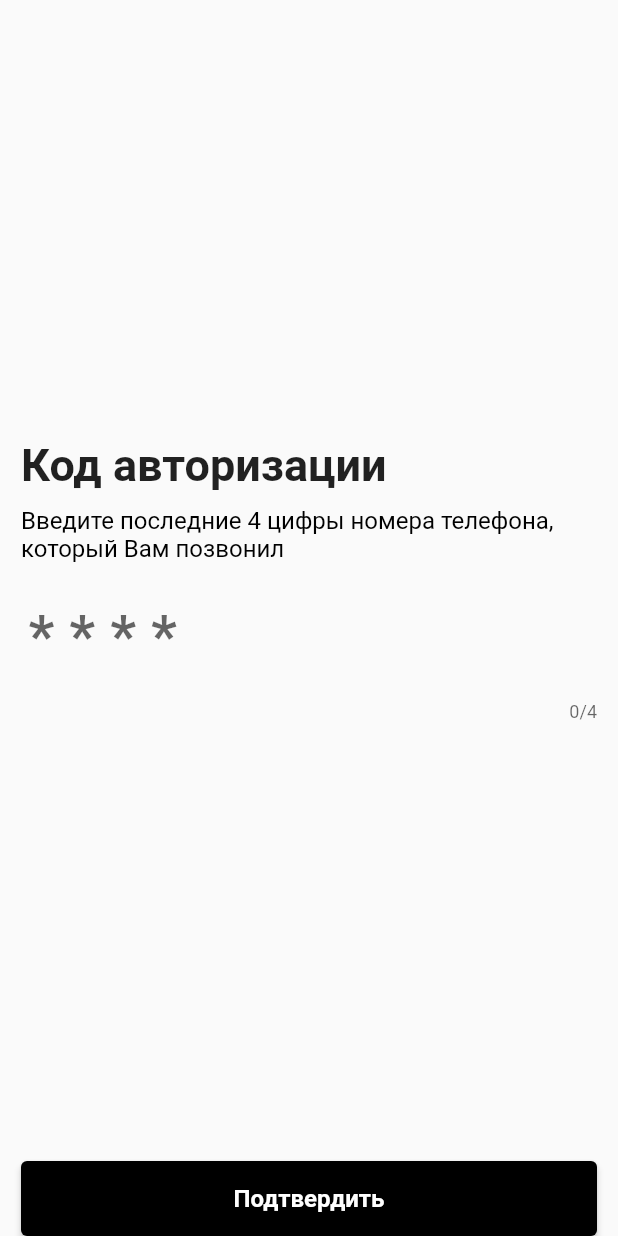
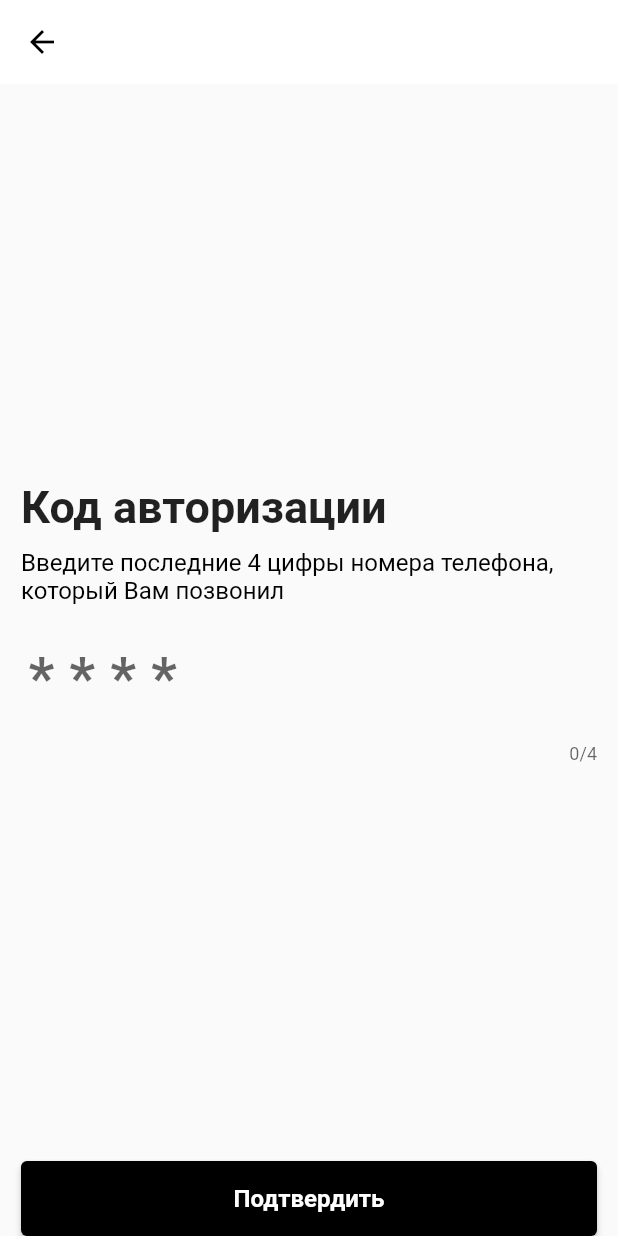
Before and after one commit to worlddeleteRin/flowers-app, a Flutter app: the CallOtpPage screen opened directly, on a phone screen of 412 x 824 dp. Run offline on Flutter 3.47's test engine with Material 2 defaults, Android fonts, the phone set to English and light mode, and no system bars; our stand-ins replace badges, cached_network_image, dio, rxdart, shared_preferences; accounts and stored records are empty; network calls fail; statements that could not run were skipped.

Commit message:
add new features

```diff
--- a/lib/src/ui/components/products/ProductActionsSnackbars.dart
+++ b/lib/src/ui/components/products/ProductActionsSnackbars.dart
@@ -7,10 +7,12 @@ SnackBar ProductAddedSnackBar({
   return SnackBar(
     duration: Duration(seconds: 2),
     behavior: SnackBarBehavior.floating,
+    /*
     margin: EdgeInsets.symmetric(
       vertical: 70.0,
       horizontal: 10.0,
     ),
+    */
     content: Text('${product.name} добавлен в корзину'),
   );
 }
--- a/lib/src/ui/pages/CallOtpPage.dart
+++ b/lib/src/ui/pages/CallOtpPage.dart
@@ -18,9 +18,11 @@ class CallOtpPage extends StatelessWidget {
 
   @override
   Widget build(BuildContext context) {
-    return SafeArea(
-      child: Scaffold(
-        body: CallOtpPageContent(context: context)
+    return Scaffold(
+      appBar: AppBar(
+      ),
+      body: SafeArea(
+        child: CallOtpPageContent(context: context)
       ),
     );
   }
```
Also changed, not shown: lib/src/ui/components/checkout/SelectDeliveryAddress.dart (+8 -2 lines).
